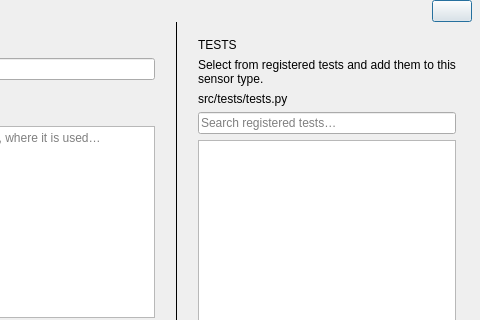
This is front/qt/dialog_add_sensor_type.ui in Alexey-Nikolaevic-B/2042_sensor_testing as Qt 5 draws it before an edit; both pictures show x 149 to 629 and y 0 to 320 of the 629 by 1012 pixel window. The edited form follows.
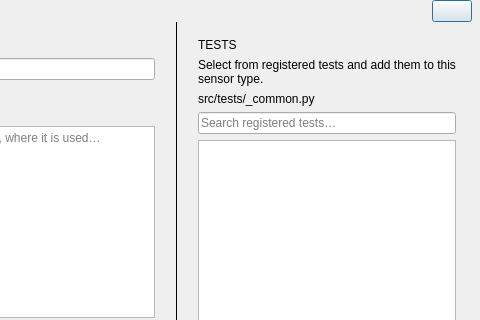
This is the edited form.

```diff
--- a/front/qt/dialog_add_sensor_type.ui
+++ b/front/qt/dialog_add_sensor_type.ui
@@ -279,7 +279,7 @@
         <!-- Tests file hint -->
         <item>
          <widget class="QLabel" name="lbl_tests_file">
-          <property name="text"><string>src/tests/tests.py</string></property>
+          <property name="text"><string>src/tests/_common.py</string></property>
           <property name="wordWrap"><bool>true</bool></property>
          </widget>
         </item>
```
